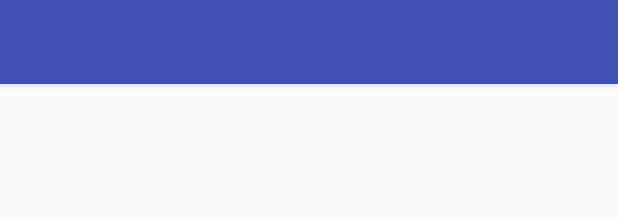
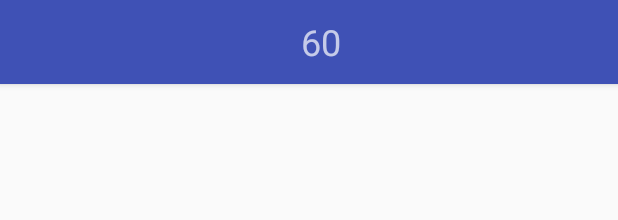
Before and after one commit to LuigiVampa92/YmsHackathon, an Android app: the layout view_toolbar.xml on its own in the app's theme, with its tools: preview values and no code run, on a phone screen of 412 x 824 dp. Shown: the top 220 px of the screen. Run offline under Robolectric (Android 15) with nearby library versions, the phone set to English and light mode, and no system bars.

Commit message:
added timer.

```diff
--- a/app/src/main/java/com/luigivampa92/yms/timekiller/ui/main/MainView.kt
+++ b/app/src/main/java/com/luigivampa92/yms/timekiller/ui/main/MainView.kt
@@ -6,4 +6,5 @@ import com.luigivampa92.yms.timekiller.model.entity.Letter
 interface MainView : MvpView {
     fun setWord(letter: List<Letter>)
     fun setField(field: List<Letter>)
+    fun setTime(time: Int)
 }
--- a/app/src/main/res/layout/view_toolbar.xml
+++ b/app/src/main/res/layout/view_toolbar.xml
@@ -14,9 +14,14 @@
     <RelativeLayout
         android:id="@+id/toolbar_container"
         android:layout_width="match_parent"
-        android:layout_height="match_parent">
-
-        <!--todo add custom stuff on toolbar-->
+        android:layout_height="match_parent"
+        android:gravity="center">
+        <TextView
+            android:id="@+id/time_text_view"
+            android:layout_width="wrap_content"
+            android:layout_height="wrap_content"
+            android:textSize="24sp"
+            android:text="60"/>
 
     </RelativeLayout>
 
```
Also changed, not shown: app/build.gradle (+8 -0 lines), app/src/main/java/com/luigivampa92/yms/timekiller/ui/main/MainActivity.kt (+9 -0 lines), app/src/main/java/com/luigivampa92/yms/timekiller/ui/main/MainPresenter.kt (+16 -0 lines).
